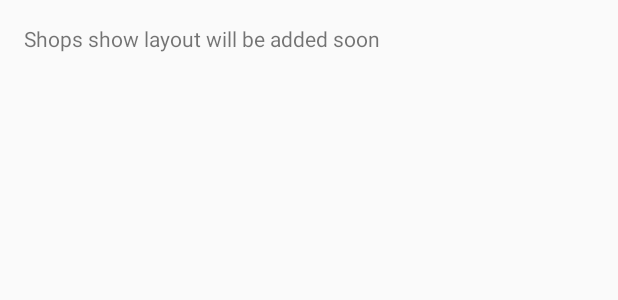
After one commit to VirgilBarcan/ShopAssistant, an Android app: the layout user_logged_show_shops.xml on its own in the app's theme, with its tools: preview values and no code run, on a phone screen of 412 x 824 dp. The commit adds this screen. Shown: the top 300 px of the screen. Run offline under Robolectric (Android 15) with nearby library versions, the phone set to English and light mode, and no system bars.

Commit message:
Start implementation of ShowShops and ShowCategories fragments;

```diff
--- a/app/src/main/java/barcan/virgil/com/shopassistant/frontend/regular/UserMainScreenActivity.java
+++ b/app/src/main/java/barcan/virgil/com/shopassistant/frontend/regular/UserMainScreenActivity.java
@@ -18,6 +18,7 @@ import android.view.Menu;
 import android.view.MenuInflater;
 import android.view.MenuItem;
 import android.view.View;
+import android.widget.Button;
 import android.widget.TextView;
 import android.widget.Toast;
 
--- /dev/null
+++ b/app/src/main/res/layout/user_logged_show_shops.xml
@@ -0,0 +1,26 @@
+<LinearLayout xmlns:android="http://schemas.android.com/apk/res/android"
+    xmlns:tools="http://schemas.android.com/tools"
+    android:layout_width="fill_parent"
+    android:layout_height="fill_parent"
+    tools:context=".MainActivity"
+    android:orientation="vertical" >
+
+    <LinearLayout xmlns:android="http://schemas.android.com/apk/res/android"
+        xmlns:tools="http://schemas.android.com/tools"
+        android:layout_width="fill_parent"
+        android:layout_height="fill_parent"
+        android:orientation="vertical"
+        android:paddingLeft="@dimen/activity_main_horizontal_margin"
+        android:paddingRight="@dimen/activity_main_horizontal_margin"
+        android:paddingTop="@dimen/activity_main_vertical_margin"
+        android:paddingBottom="@dimen/activity_main_vertical_margin"
+        tools:context=".MainActivity" >
+
+        <TextView
+            android:layout_width="match_parent"
+            android:layout_height="match_parent"
+            android:text="Shops show layout will be added soon" />
+
+    </LinearLayout>
+
+</LinearLayout>
```
Also changed, not shown: app/src/main/java/barcan/virgil/com/shopassistant/frontend/regular/UserLoggedHomeFragment.java (+38 -0 lines), app/src/main/java/barcan/virgil/com/shopassistant/frontend/regular/UserShowCategoriesFragment.java (added, +29 -0 lines), app/src/main/java/barcan/virgil/com/shopassistant/frontend/regular/UserShowShopsFragment.java (added, +29 -0 lines), app/src/main/res/layout/user_logged_show_categories.xml (added, +26 -0 lines).
